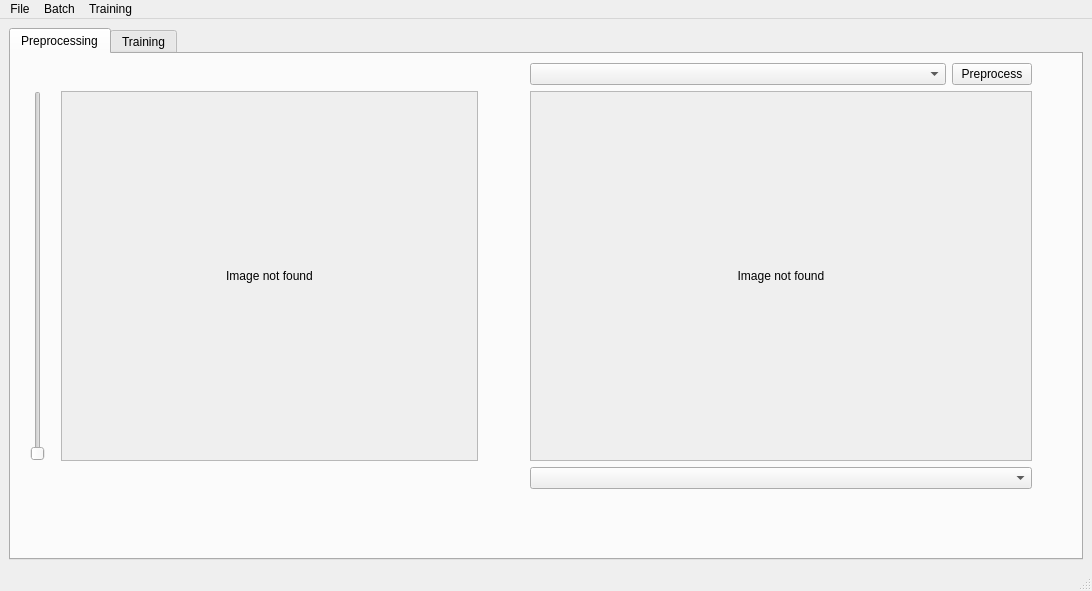
First picture: the form in Python/src/masterarbeit/UI/qt/main_window.ui, repository ChrFr/Masterarbeit, before the edit.
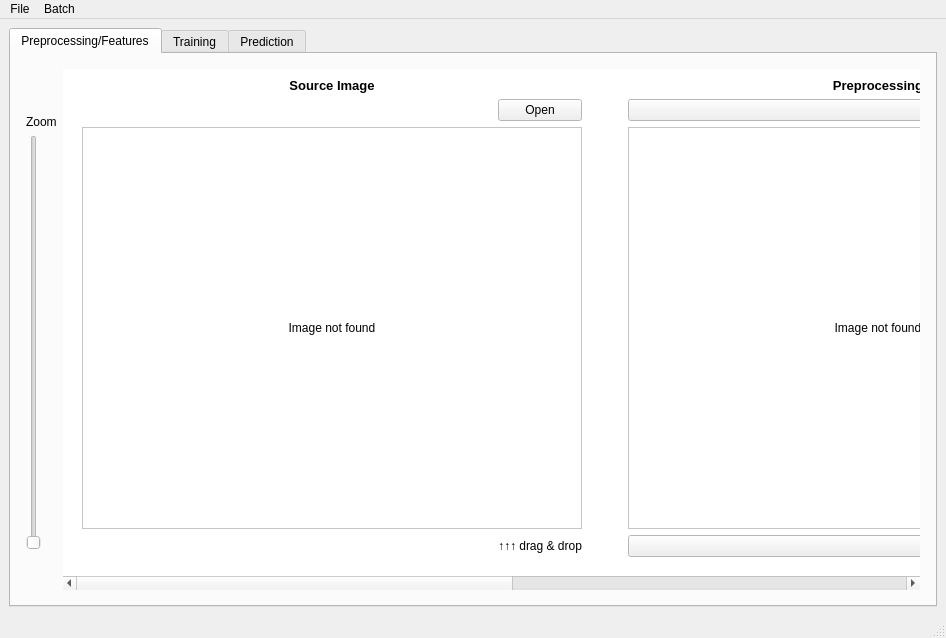
Second picture: the form after the edit.

Commit message: Update: some refactoring; New Feature: save/load settings

Diff of the .ui file:
```diff
--- a/Python/src/masterarbeit/UI/qt/main_window.ui
+++ b/Python/src/masterarbeit/UI/qt/main_window.ui
@@ -6,8 +6,8 @@
    <rect>
     <x>0</x>
     <y>0</y>
-    <width>1092</width>
-    <height>591</height>
+    <width>946</width>
+    <height>638</height>
    </rect>
   </property>
   <property name="windowTitle">
@@ -15,46 +15,96 @@
   </property>
   <widget class="QWidget" name="centralwidget">
    <layout class="QGridLayout" name="gridLayout_2">
-    <item row="1" column="0">
+    <item row="0" column="0">
      <widget class="QTabWidget" name="tabWidget">
       <property name="enabled">
        <bool>true</bool>
       </property>
+      <property name="palette">
+       <palette>
+        <active>
+         <colorrole role="Base">
+          <brush brushstyle="SolidPattern">
+           <color alpha="255">
+            <red>255</red>
+            <green>255</green>
+            <blue>255</blue>
+           </color>
+          </brush>
+         </colorrole>
+         <colorrole role="Window">
+          <brush brushstyle="SolidPattern">
+           <color alpha="255">
+            <red>255</red>
+            <green>255</green>
+            <blue>255</blue>
+           </color>
+          </brush>
+         </colorrole>
+        </active>
+        <inactive>
+         <colorrole role="Base">
+          <brush brushstyle="SolidPattern">
+           <color alpha="255">
+            <red>255</red>
+            <green>255</green>
+            <blue>255</blue>
+           </color>
+          </brush>
+         </colorrole>
+         <colorrole role="Window">
+          <brush brushstyle="SolidPattern">
+           <color alpha="255">
+            <red>255</red>
+            <green>255</green>
+            <blue>255</blue>
+           </color>
+          </brush>
+         </colorrole>
+        </inactive>
+        <disabled>
+         <colorrole role="Base">
+          <brush brushstyle="SolidPattern">
+           <color alpha="255">
+            <red>255</red>
+            <green>255</green>
+            <blue>255</blue>
+           </color>
+          </brush>
+         </colorrole>
+         <colorrole role="Window">
+          <brush brushstyle="SolidPattern">
+           <color alpha="255">
+            <red>255</red>
+            <green>255</green>
+            <blue>255</blue>
+           </color>
+          </brush>
+         </colorrole>
+        </disabled>
+       </palette>
+      </property>
       <property name="currentIndex">
        <number>0</number>
       </property>
       <widget class="QWidget" name="preprocessing_tab">
        <attribute name="title">
-        <string>Preprocessing</string>
+        <string>Preprocessing/Features</string>
        </attribute>
        <layout class="QGridLayout" name="gridLayout_4">
-        <item row="0" column="5">
-         <widget class="QComboBox" name="preprocessor_combo"/>
-        </item>
-        <item row="0" column="6">
-         <widget class="QPushButton" name="preprocess_button">
-          <property name="text">
-           <string>Preprocess</string>
-          </property>
-         </widget>
-        </item>
-        <item row="1" column="0">
-         <spacer name="horizontalSpacer">
-          <property name="orientation">
-           <enum>Qt::Horizontal</enum>
-          </property>
-          <property name="sizeType">
-           <enum>QSizePolicy::Fixed</enum>
-          </property>
-          <property name="sizeHint" stdset="0">
-           <size>
-            <width>10</width>
-            <height>20</height>
-           </size>
-          </property>
-         </spacer>
-        </item>
-        <item row="1" column="1">
+        <property name="leftMargin">
+         <number>15</number>
+        </property>
+        <property name="topMargin">
+         <number>15</number>
+        </property>
+        <property name="rightMargin">
+         <number>15</number>
+        </property>
+        <property name="bottomMargin">
+         <number>15</number>
+        </property>
+        <item row="3" column="0">
          <widget class="QSlider" name="zoom_slider">
           <property name="minimum">
            <number>1</number>
@@ -67,8 +117,131 @@
           </property>
          </widget>
         </item>
-        <item row="1" column="2">
-         <spacer name="horizontalSpacer_4">
+        <item row="1" column="0">
+         <spacer name="verticalSpacer_2">
+          <property name="orientation">
+           <enum>Qt::Vertical</enum>
+          </property>
+          <property name="sizeType">
+           <enum>QSizePolicy::Fixed</enum>
+          </property>
+          <property name="sizeHint" stdset="0">
+           <size>
+            <width>20</width>
+            <height>40</height>
+           </size>
+          </property>
+         </spacer>
+        </item>
+        <item row="1" column="1" rowspan="4">
+         <widget class="QScrollArea" name="scrollArea_2">
+          <property name="palette">
+           <palette>
+            <active>
+             <colorrole role="Base">
+              <brush brushstyle="SolidPattern">
+               <color alpha="255">
+                <red>255</red>
+                <green>255</green>
+                <blue>255</blue>
+               </color>
+              </brush>
+             </colorrole>
+             <colorrole role="Window">
+              <brush brushstyle="SolidPattern">
+               <color alpha="255">
+                <red>255</red>
+                <green>255</green>
+                <blue>255</blue>
+               </color>
+              </brush>
+             </colorrole>
+            </active>
+            <inactive>
+             <colorrole role="Base">
+              <brush brushstyle="SolidPattern">
+               <color alpha="255">
+                <red>255</red>
+                <green>255</green>
+                <blue>255</blue>
+               </color>
+              </brush>
+             </colorrole>
+             <colorrole role="Window">
+              <brush brushstyle="SolidPattern">
+               <color alpha="255">
+                <red>255</red>
+                <green>255</green>
+                <blue>255</blue>
+               </color>
+              </brush>
+             </colorrole>
+            </inactive>
+            <disabled>
+             <colorrole role="Base">
+              <brush brushstyle="SolidPattern">
+               <color alpha="255">
+                <red>255</red>
+                <green>255</green>
+                <blue>255</blue>
+               </color>
+              </brush>
+             </colorrole>
+             <colorrole role="Window">
+              <brush brushstyle="SolidPattern">
+               <color alpha="255">
+                <red>255</red>
+                <green>255</green>
+                <blue>255</blue>
+               </color>
+              </brush>
+             </colorrole>
+            </disabled>
+           </palette>
+          </property>
+          <property name="autoFillBackground">
+           <bool>false</bool>
+          </property>
+          <property name="frameShape">
+           <enum>QFrame::NoFrame</enum>
+          </property>
+          <property name="frameShadow">
+           <enum>QFrame::Raised</enum>
+          </property>
+          <property name="widgetResizable">
+           <bool>true</bool>
+          </property>
+          <widget class="QWidget" name="scrollAreaWidgetContents_4">
+           <property name="geometry">
+            <rect>
+             <x>0</x>
+             <y>0</y>
+             <width>1654</width>
+             <height>506</height>
+            </rect>
+           </property>
+           <layout class="QGridLayout" name="gridLayout_11">
+            <item row="5" column="6" colspan="2">
+             <widget class="QComboBox" name="preprocess_steps_combo"/>
+            </item>
+            <item row="1" column="6">
+             <widget class="QComboBox" name="preprocessor_combo"/>
+            </item>
+            <item row="1" column="7">
+             <widget class="QPushButton" name="preprocess_button">
+              <property name="maximumSize">
+               <size>
+                <width>100</width>
+                <height>16777215</height>
+               </size>
+              </property>
+              <property name="text">
+               <string>Preprocess</string>
+              </property>
+             </widget>
+            </item>
+            <item row="3" column="5">
+             <spacer name="horizontalSpacer_2">
           <property name="orientation">
            <enum>Qt::Horizontal</enum>
           </property>
@@ -77,17 +250,17 @@
           </property>
           <property name="sizeHint" stdset="0">
            <size>
-            <width>10</width>
+                <width>40</width>
             <height>20</height>
            </size>
           </property>
          </spacer>
         </item>
-        <item row="1" column="3">
+            <item row="3" column="1" rowspan="2" colspan="4">
          <widget class="QScrollArea" name="source_image_scroll">
           <property name="minimumSize">
            <size>
-            <width>300</width>
+                <width>500</width>
             <height>300</height>
            </size>
           </property>
@@ -99,8 +272,8 @@
             <rect>
              <x>0</x>
              <y>0</y>
-             <width>402</width>
-             <height>359</height>
+                 <width>498</width>
+                 <height>393</height>
             </rect>
            </property>
            <layout class="QGridLayout" name="gridLayout">
@@ -118,7 +291,45 @@
           </widget>
          </widget>
         </item>
-        <item row="1" column="4">
+            <item row="1" column="9">
+             <widget class="QComboBox" name="feature_combo"/>
+            </item>
+            <item row="3" column="9" colspan="2">
+             <widget class="QScrollArea" name="scrollArea_3">
+              <property name="minimumSize">
+               <size>
+                <width>500</width>
+                <height>300</height>
+               </size>
+              </property>
+              <property name="widgetResizable">
+               <bool>true</bool>
+              </property>
+              <widget class="QWidget" name="scrollAreaWidgetContents_5">
+               <property name="geometry">
+                <rect>
+                 <x>0</x>
+                 <y>0</y>
+                 <width>498</width>
+                 <height>367</height>
+                </rect>
+               </property>
+               <layout class="QGridLayout" name="gridLayout_12">
+                <item row="0" column="1">
+                 <widget class="QLabel" name="feature_label">
+                  <property name="text">
+                   <string>Image not found</string>
+                  </property>
+                  <property name="alignment">
+                   <set>Qt::AlignCenter</set>
+                  </property>
+                 </widget>
+                </item>
+               </layout>
+              </widget>
+             </widget>
+            </item>
+            <item row="3" column="8">
          <spacer name="horizontalSpacer_3">
           <property name="orientation">
            <enum>Qt::Horizontal</enum>
@@ -134,11 +345,77 @@
           </property>
          </spacer>
         </item>
-        <item row="1" column="5" colspan="2">
+            <item row="5" column="9" colspan="2">
+             <widget class="QComboBox" name="feature_steps_combo"/>
+            </item>
+            <item row="1" column="10">
+             <widget class="QPushButton" name="pushButton_3">
+              <property name="maximumSize">
+               <size>
+                <width>100</width>
+                <height>16777215</height>
+               </size>
+              </property>
+              <property name="text">
+               <string>Extract</string>
+              </property>
+             </widget>
+            </item>
+            <item row="1" column="11">
+             <spacer name="horizontalSpacer_5">
+              <property name="orientation">
+               <enum>Qt::Horizontal</enum>
+              </property>
+              <property name="sizeType">
+               <enum>QSizePolicy::Fixed</enum>
+              </property>
+              <property name="sizeHint" stdset="0">
+               <size>
+                <width>10</width>
+                <height>20</height>
+               </size>
+              </property>
+             </spacer>
+            </item>
+            <item row="0" column="6" colspan="2">
+             <widget class="QLabel" name="label_6">
+              <property name="font">
+               <font>
+                <pointsize>10</pointsize>
+                <weight>75</weight>
+                <bold>true</bold>
+               </font>
+              </property>
+              <property name="text">
+               <string>Preprocessing</string>
+              </property>
+              <property name="alignment">
+               <set>Qt::AlignCenter</set>
+              </property>
+             </widget>
+            </item>
+            <item row="0" column="1" colspan="4">
+             <widget class="QLabel" name="label_5">
+              <property name="font">
+               <font>
+                <pointsize>10</pointsize>
+                <weight>75</weight>
+                <bold>true</bold>
+               </font>
+              </property>
+              <property name="text">
+               <string>Source Image</string>
+              </property>
+              <property name="alignment">
+               <set>Qt::AlignCenter</set>
+              </property>
+             </widget>
+            </item>
+            <item row="3" column="6" rowspan="2" colspan="2">
          <widget class="QScrollArea" name="scrollArea">
           <property name="minimumSize">
            <size>
-            <width>300</width>
+                <width>500</width>
             <height>300</height>
            </size>
           </property>
@@ -150,8 +427,8 @@
             <rect>
              <x>0</x>
              <y>0</y>
-             <width>483</width>
-             <height>359</height>
+                 <width>498</width>
+                 <height>393</height>
             </rect>
            </property>
            <layout class="QGridLayout" name="gridLayout_3">
@@ -169,8 +446,38 @@
           </widget>
          </widget>
         </item>
-        <item row="1" column="7">
-         <spacer name="horizontalSpacer_2">
+            <item row="0" column="9" colspan="2">
+             <widget class="QLabel" name="label_7">
+              <property name="font">
+               <font>
+                <pointsize>10</pointsize>
+                <weight>75</weight>
+                <bold>true</bold>
+               </font>
+              </property>
+              <property name="text">
+               <string>Features</string>
+              </property>
+              <property name="alignment">
+               <set>Qt::AlignCenter</set>
+              </property>
+             </widget>
+            </item>
+            <item row="1" column="4">
+             <widget class="QPushButton" name="open_source_button">
+              <property name="maximumSize">
+               <size>
+                <width>100</width>
+                <height>16777215</height>
+               </size>
+              </property>
+              <property name="text">
+               <string>Open</string>
+              </property>
+             </widget>
+            </item>
+            <item row="3" column="0">
+             <spacer name="horizontalSpacer_14">
           <property name="orientation">
            <enum>Qt::Horizontal</enum>
           </property>
@@ -179,17 +486,40 @@
           </property>
           <property name="sizeHint" stdset="0">
            <size>
-            <width>40</width>
+                <width>10</width>
             <height>20</height>
            </size>
           </property>
          </spacer>
         </item>
-        <item row="2" column="5" colspan="2">
-         <widget class="QComboBox" name="preprocess_combo"/>
-        </item>
-        <item row="3" column="5">
-         <spacer name="horizontalSpacer_5">
+            <item row="6" column="9">
+             <spacer name="verticalSpacer_4">
+              <property name="orientation">
+               <enum>Qt::Vertical</enum>
+              </property>
+              <property name="sizeType">
+               <enum>QSizePolicy::Fixed</enum>
+              </property>
+              <property name="sizeHint" stdset="0">
+               <size>
+                <width>20</width>
+                <height>10</height>
+               </size>
+              </property>
+             </spacer>
+            </item>
+            <item row="4" column="9" colspan="2">
+             <widget class="QLineEdit" name="lineEdit">
+              <property name="enabled">
+               <bool>true</bool>
+              </property>
+              <property name="readOnly">
+               <bool>true</bool>
+              </property>
+             </widget>
+            </item>
+            <item row="1" column="3">
+             <spacer name="horizontalSpacer_4">
           <property name="orientation">
            <enum>Qt::Horizontal</enum>
           </property>
@@ -201,7 +531,18 @@
           </property>
          </spacer>
         </item>
-        <item row="4" column="3" colspan="3">
+            <item row="5" column="4">
+             <widget class="QLabel" name="label_8">
+              <property name="text">
+               <string>↑↑↑ drag &amp; drop</string>
+              </property>
+             </widget>
+            </item>
+           </layout>
+          </widget>
+         </widget>
+        </item>
+        <item row="4" column="0">
          <spacer name="verticalSpacer">
           <property name="orientation">
            <enum>Qt::Vertical</enum>
@@ -217,6 +558,13 @@
           </property>
          </spacer>
         </item>
+        <item row="2" column="0">
+         <widget class="QLabel" name="label_4">
+          <property name="text">
+           <string>Zoom</string>
+          </property>
+         </widget>
+        </item>
        </layout>
       </widget>
       <widget class="QWidget" name="training_tab">
@@ -254,20 +602,19 @@
           </property>
          </widget>
         </item>
-        <item row="1" column="0" rowspan="3" colspan="2">
-         <widget class="QScrollArea" name="scrollArea_2">
-          <property name="widgetResizable">
-           <bool>true</bool>
+        <item row="4" column="4" rowspan="2">
+         <widget class="QGroupBox" name="groupBox_4">
+          <property name="title">
+           <string>GroupBox</string>
           </property>
-          <widget class="QWidget" name="scrollAreaWidgetContents_3">
-           <property name="geometry">
-            <rect>
-             <x>0</x>
-             <y>0</y>
-             <width>274</width>
-             <height>460</height>
-            </rect>
-           </property>
+         </widget>
+        </item>
+       </layout>
+      </widget>
+      <widget class="QWidget" name="prediction_tab">
+       <attribute name="title">
+        <string>Prediction</string>
+       </attribute>
            <layout class="QGridLayout" name="gridLayout_6">
             <item row="1" column="0" colspan="3">
              <widget class="QListView" name="listView"/>
@@ -302,16 +649,8 @@
               </property>
              </spacer>
             </item>
-            <item row="3" column="1">
-             <widget class="QPushButton" name="pushButton_3">
-              <property name="text">
-               <string>New</string>
-              </property>
-             </widget>
-            </item>
-           </layout>
-          </widget>
-         </widget>
+        <item row="0" column="0">
+         <widget class="QListWidget" name="listWidget_3"/>
         </item>
        </layout>
       </widget>
@@ -324,7 +663,7 @@
     <rect>
      <x>0</x>
      <y>0</y>
-     <width>1092</width>
+     <width>946</width>
      <height>21</height>
     </rect>
    </property>
@@ -343,14 +682,8 @@
     <addaction name="actionCrop_Images"/>
     <addaction name="actionExtract_Features"/>
    </widget>
-   <widget class="QMenu" name="menuTraining">
-    <property name="title">
-     <string>Training</string>
-    </property>
-   </widget>
    <addaction name="menuDatei"/>
    <addaction name="menuBatch"/>
-   <addaction name="menuTraining"/>
   </widget>
   <widget class="QStatusBar" name="statusbar"/>
   <action name="actionBild_ffnen">
```
Left out of the diff: 258 changed lines with no effect on the pictures. Lines whose indentation alone changed are shown as unchanged. The commit also changes 19 other files.
